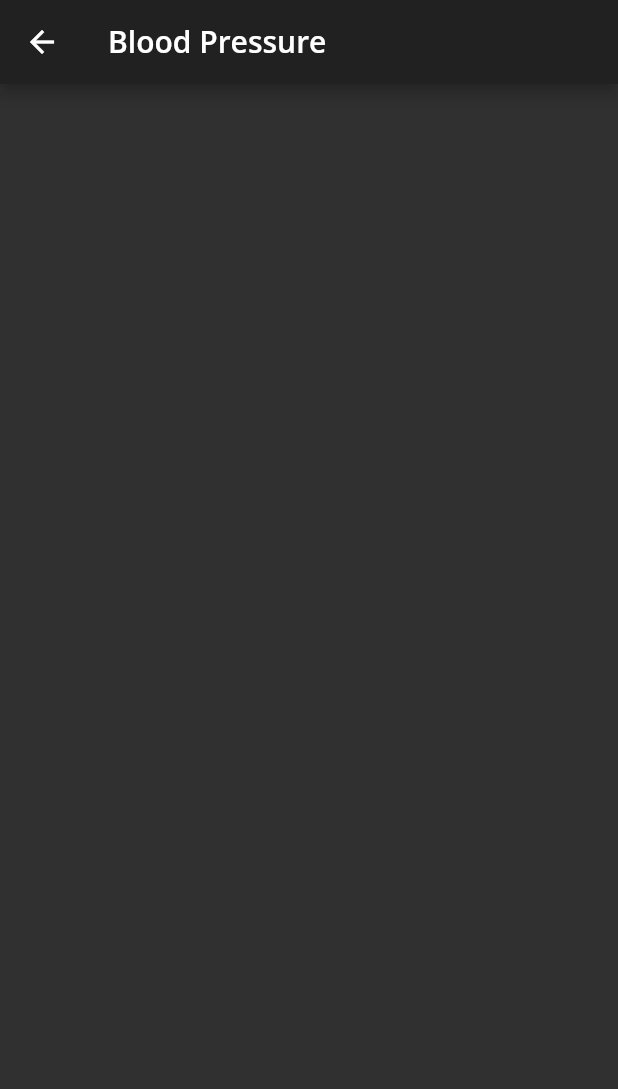
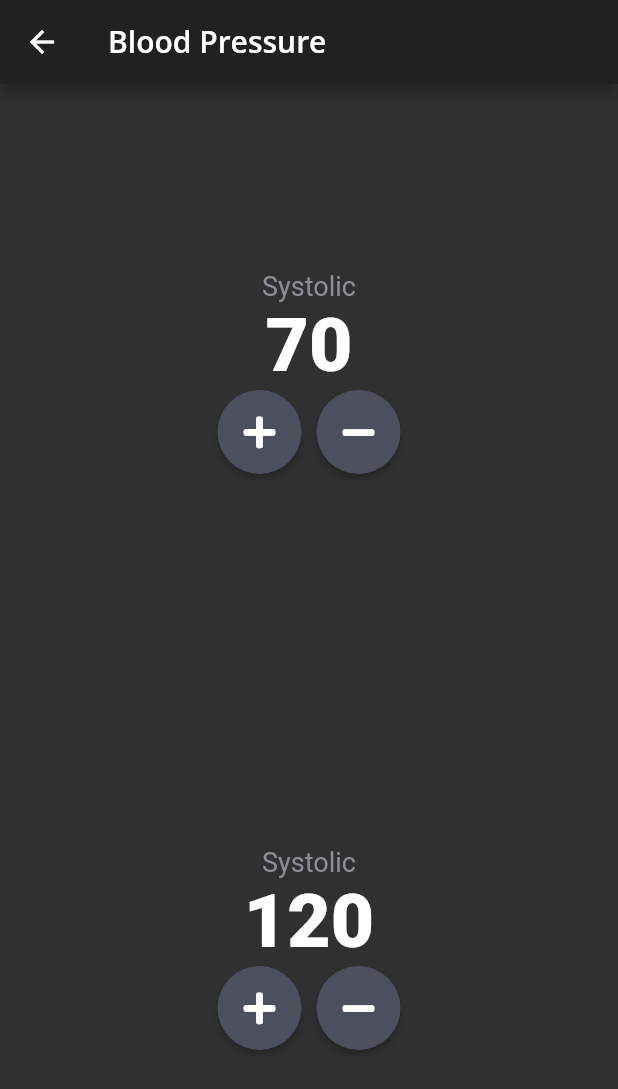
Before and after one commit to amodmulay/klinkdiary, a Flutter app: the screen it shows after launch, after a tap on "BLOOD PRESSURE", on a phone screen of 412 x 824 dp. Shown: the top 1089 px of the screen. Run offline on Flutter 3.47's test engine with Material 2 defaults, Android fonts, the phone set to English and light mode, and no system bars; our stand-ins replace date_time_picker, fl_chart, font_awesome_flutter, google_fonts; generated files the repository leaves out were written again.

Commit message:
Move files into a new folder. Added BP page with UI components

```diff
--- a/lib/i18n/i18n.dart
+++ b/lib/i18n/i18n.dart
@@ -14,6 +14,9 @@ enum PhraseKey {
   date,
   save,
   time,
+  settings,
+  systolic,
+  diastolic,
 }
 
 const String languageCodeEN = "en";
@@ -44,6 +47,9 @@ class AppLocalization {
       PhraseKey.date: "Date",
       PhraseKey.save: "Save",
       PhraseKey.time: "Time",
+      PhraseKey.settings: "Settings",
+      PhraseKey.systolic: "Systolic",
+      PhraseKey.diastolic: "Diastolic",
     },
     languageCodeDE: {
       PhraseKey.addNewRecord: "Neuer Eintrag",
@@ -57,6 +63,9 @@ class AppLocalization {
       PhraseKey.date: "Datum",
       PhraseKey.save: "Speichern",
       PhraseKey.time: "Uhrzeit",
+      PhraseKey.settings: "Einstellungen",
+      PhraseKey.systolic: "Systolic",
+      PhraseKey.diastolic: "Diastolic",
     }
   };
 }
--- a/lib/pages/blood_pressure_input_page.dart
+++ b/lib/pages/blood_pressure_input_page.dart
@@ -1,41 +1,109 @@
 import 'package:flutter/material.dart';
+import 'package:font_awesome_flutter/font_awesome_flutter.dart';
 /*import 'package:font_awesome_flutter/font_awesome_flutter.dart';
 import 'package:velocity_x/velocity_x.dart';
 import '../components/page_bottom_button.dart';
 import '../components/reusable_card.dart';
-import '../theme/constants.dart';
 import '../components/round_icon_button.dart';
 import '../data/bp_store.dart';
 import '../data/bp_store.dart'; */
+import '../widgets/reusable_card.dart';
+import '../widgets/round_icon_button.dart';
 import '../i18n/i18n.dart';
+import '../theme/constants.dart';
 
 class BloodPressureInputPage extends StatelessWidget {
   const BloodPressureInputPage({Key? key}) : super(key: key);
 
-
   @override
   Widget build(BuildContext context) {
     return Scaffold(
-
       appBar: AppBar(
         title: Text(context.localize(PhraseKey.bloodPressure)),
       ),
-      body: Column (
+      body: Column(
         mainAxisAlignment: MainAxisAlignment.center,
         crossAxisAlignment: CrossAxisAlignment.stretch,
         children: [
-          Expanded(child: Row(
-
-          ))
+          Expanded(
+            child: Row(
+              children: [
+                Expanded(
+                  child: Column(
+                    mainAxisAlignment: MainAxisAlignment.center,
+                    children: [
+                      Text(
+                        context.localize(PhraseKey.systolic),
+                        style: kLabelTextStyle,
+                      ),
+                      Text(
+                        "70",
+                        style: kLargeNumberLabelTextStyle,
+                      ),
+                      Row(
+                        mainAxisAlignment: MainAxisAlignment.center,
+                        children: [
+                          RoundIconButton(
+                            icon: FontAwesomeIcons.plus,
+                            onPressed: () {},
+                          ),
+                          const SizedBox(width: 10),
+                          RoundIconButton(
+                            icon: FontAwesomeIcons.minus,
+                            onPressed: () {},
+                          ),
+                        ],
+                      ),
+                    ],
+                  ),
+                ),
+              ],
+            ),
+          ),
+          Expanded(
+            child: Row(
+              children: [
+                Expanded(
+                  child: Column(
+                    mainAxisAlignment: MainAxisAlignment.center,
+                    children: [
+                      Text(
+                        context.localize(PhraseKey.systolic),
+                        style: kLabelTextStyle,
+                      ),
+                      Text(
+                        "120",
+                        style: kLargeNumberLabelTextStyle,
+                      ),
+                      Row(
+                        mainAxisAlignment: MainAxisAlignment.center,
+                        children: [
+                          RoundIconButton(
+                            icon: FontAwesomeIcons.plus,
+                            onPressed: () {},
+                          ),
+                          const SizedBox(width: 10),
+                          RoundIconButton(
+                            icon: FontAwesomeIcons.minus,
+                            onPressed: () {},
+                          ),
+                        ],
+                      ),
+                    ],
+                  ),
+                ),
+              ],
+            ),
+          )
         ],
       ),
+    );
+  }
+}
 
-    );
-  }}
+//BPStore store = VxState.store as BPStore;
 
-    //BPStore store = VxState.store as BPStore;
-
-    /*return Scaffold(
+/*return Scaffold(
         appBar: AppBar(
           title: const Text('BLOOD PRESSURE'),
         ),
@@ -204,5 +272,5 @@ class BloodPressureInputPage extends StatelessWidget {
             ),*/
           ],
         )); */
- // }
+// }
 //}
--- a/lib/pages/homepage.dart
+++ b/lib/pages/homepage.dart
@@ -1,8 +1,8 @@
 import 'package:flutter/material.dart';
 import '../i18n/i18n.dart';
 import 'package:font_awesome_flutter/font_awesome_flutter.dart';
-import 'package:klinikdiary/components/icon_content.dart';
-import 'package:klinikdiary/components/reusable_card.dart';
+import 'package:klinikdiary/widgets/icon_content.dart';
+import 'package:klinikdiary/widgets/reusable_card.dart';
 import 'pages.dart';
 import '../theme/constants.dart';
 
@@ -61,6 +61,12 @@ class Homepage extends StatelessWidget {
                 title: Text(context.localize(PhraseKey.bloodPressure)),
                 onTap: () {
                   Navigator.pushNamed(context, Pages.bloodPressure);
+                }),
+            ListTile(
+                leading: const Icon(FontAwesomeIcons.screwdriver),
+                title: Text(context.localize(PhraseKey.settings)),
+                onTap: () {
+                  Navigator.pushNamed(context, Pages.blank);
                 })
           ]),
         ),
@@ -80,6 +86,27 @@ class Homepage extends StatelessWidget {
               ),
             ),
           ),
-        ));
+
+        ), bottomNavigationBar: BottomNavigationBar(
+      // 5
+      selectedItemColor:
+      Theme.of(context).textSelectionTheme.selectionColor,
+      // TODO: Set selected tab bar
+      // 6
+      items: const <BottomNavigationBarItem>[
+        BottomNavigationBarItem(
+          icon: Icon(FontAwesomeIcons.thermometerEmpty),
+          label: "",
+        ),
+        BottomNavigationBarItem(
+          icon: Icon(FontAwesomeIcons.heart),
+            label: ""
+        ),
+        BottomNavigationBarItem(
+          icon: Icon(FontAwesomeIcons.book),
+            label: ""
+        ),
+      ],
+    ),);
   }
 }
--- a/lib/pages/pages.dart
+++ b/lib/pages/pages.dart
@@ -5,4 +5,5 @@ class Pages {
   static const String bodyTemperatureChart = '/bodyTemperatureChart';
   static const String bodyTemperatureDetails = '/bodyTemperatureDetails';
   static const String bloodPressure = '/bloodPressure';
+  static const String blank = '/blank';
 }
--- a/lib/components/icon_content.dart
+++ b/lib/widgets/icon_content.dart
@@ -17,7 +17,7 @@ class IconContent extends StatelessWidget {
           icon,
           size: iconSize,
         ),
-        SizedBox(height: labelIconSpacing),
+        const SizedBox(height: labelIconSpacing),
         Text(
           label.toUpperCase(),
           style: kLabelTextStyle,
```
Also changed, not shown: lib/widgets/page_bottom_button.dart (renamed from lib/components/page_bottom_button.dart), lib/widgets/reusable_card.dart (renamed from lib/components/reusable_card.dart), lib/widgets/round_icon_button.dart (renamed from lib/components/round_icon_button.dart).
